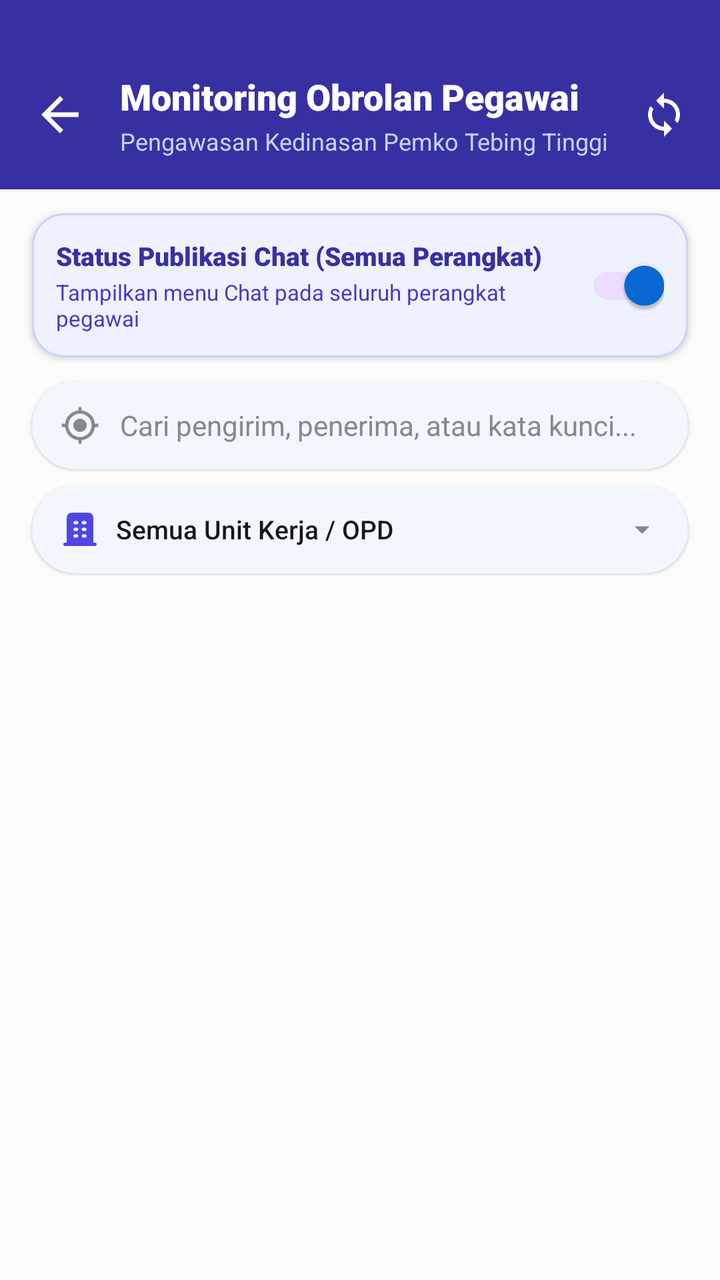
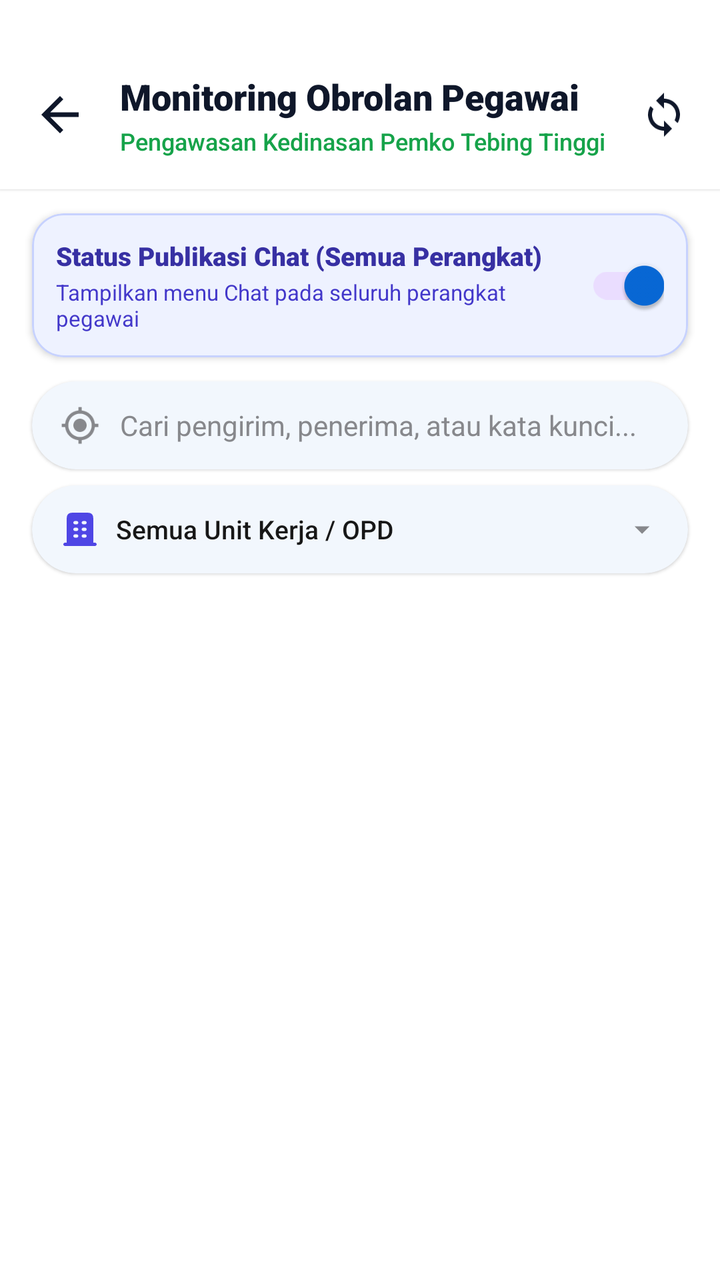

Screens rendered from an Android XML layout before and after an edit, with the pre-edit source and the edit as a unified diff.
<!-- AndroidManifest.xml: application theme Theme.AppPemko -->
<!-- res/layout/activity_chat_monitoring.xml -->
<?xml version="1.0" encoding="utf-8"?>
<LinearLayout xmlns:android="http://schemas.android.com/apk/res/android"
    xmlns:app="http://schemas.android.com/apk/res-auto"
    android:layout_width="match_parent"
    android:layout_height="match_parent"
    android:background="@color/background_main"
    android:orientation="vertical">

    
    <LinearLayout
        android:layout_width="match_parent"
        android:layout_height="wrap_content"
        android:background="#3730A3"
        android:orientation="horizontal"
        android:paddingHorizontal="16dp"
        android:paddingTop="36dp"
        android:paddingBottom="16dp"
        android:gravity="center_vertical">

        <ImageView
            android:id="@+id/ivBackMonitoring"
            android:layout_width="28dp"
            android:layout_height="28dp"
            android:src="@drawable/ic_arrow_back"
            app:tint="@color/putih"
            android:background="?attr/selectableItemBackgroundBorderless"
            android:clickable="true"
            android:focusable="true"
            android:contentDescription="Kembali"/>

        <LinearLayout
            android:layout_width="0dp"
            android:layout_height="wrap_content"
            android:layout_weight="1"
            android:layout_marginStart="16dp"
            android:orientation="vertical">

            <TextView
                android:layout_width="wrap_content"
                android:layout_height="wrap_content"
                android:text="Monitoring Obrolan Pegawai"
                android:textColor="@color/putih"
                android:textSize="18sp"
                android:fontFamily="sans-serif-black"/>

            <TextView
                android:layout_width="wrap_content"
                android:layout_height="wrap_content"
                android:layout_marginTop="2dp"
                android:text="Pengawasan Kedinasan Pemko Tebing Tinggi"
                android:textColor="#C7D2FE"
                android:textSize="12sp"
                android:fontFamily="sans-serif"/>
        </LinearLayout>

        <ImageView
            android:id="@+id/ivRefreshMonitoring"
            android:layout_width="24dp"
            android:layout_height="24dp"
            android:src="@drawable/ic_sync2"
            app:tint="@color/putih"
            android:background="?attr/selectableItemBackgroundBorderless"
            android:clickable="true"
            android:focusable="true"
            android:contentDescription="Refresh"/>
    </LinearLayout>

    
    <com.google.android.material.card.MaterialCardView
        android:id="@+id/cvMasterToggleContainer"
        android:layout_width="match_parent"
        android:layout_height="wrap_content"
        android:layout_marginHorizontal="16dp"
        android:layout_marginTop="12dp"
        app:cardCornerRadius="16dp"
        app:cardElevation="2dp"
        app:strokeWidth="1dp"
        app:strokeColor="#C7D2FE"
        app:cardBackgroundColor="#EEF2FF">

        <LinearLayout
            android:layout_width="match_parent"
            android:layout_height="wrap_content"
            android:gravity="center_vertical"
            android:orientation="horizontal"
            android:padding="12dp">

            <LinearLayout
                android:layout_width="0dp"
                android:layout_height="wrap_content"
                android:layout_weight="1"
                android:orientation="vertical">

                <TextView
                    android:id="@+id/tvMasterToggleTitle"
                    android:layout_width="wrap_content"
                    android:layout_height="wrap_content"
                    android:text="Status Publikasi Chat (Semua Perangkat)"
                    android:textColor="#3730A3"
                    android:textSize="13sp"
                    android:fontFamily="sans-serif-black"/>

                <TextView
                    android:id="@+id/tvMasterToggleDesc"
                    android:layout_width="wrap_content"
                    android:layout_height="wrap_content"
                    android:layout_marginTop="2dp"
                    android:text="Tampilkan menu Chat pada seluruh perangkat pegawai"
                    android:textColor="#4338CA"
                    android:textSize="11sp"
                    android:fontFamily="sans-serif"/>
            </LinearLayout>

            <com.google.android.material.switchmaterial.SwitchMaterial
                android:id="@+id/switchGlobalChatMaster"
                android:layout_width="wrap_content"
                android:layout_height="wrap_content"
                android:checked="true"
                app:useMaterialThemeColors="true"/>
        </LinearLayout>
    </com.google.android.material.card.MaterialCardView>

    
    <com.google.android.material.card.MaterialCardView
        android:layout_width="match_parent"
        android:layout_height="44dp"
        android:layout_marginHorizontal="16dp"
        android:layout_marginTop="12dp"
        android:layout_marginBottom="8dp"
        app:cardCornerRadius="22dp"
        app:cardElevation="1dp"
        app:strokeWidth="0dp">

        <LinearLayout
            android:layout_width="match_parent"
            android:layout_height="match_parent"
            android:gravity="center_vertical"
            android:orientation="horizontal"
            android:paddingHorizontal="14dp">

            <ImageView
                android:layout_width="20dp"
                android:layout_height="20dp"
                android:src="@drawable/ic_search_location"
                app:tint="@color/text_hint"
                android:contentDescription="Cari"/>

            <EditText
                android:id="@+id/etSearchMonitoring"
                android:layout_width="match_parent"
                android:layout_height="match_parent"
                android:layout_marginStart="10dp"
                android:background="@null"
                android:hint="Cari pengirim, penerima, atau kata kunci..."
                android:textColor="@color/text_primary"
                android:textColorHint="@color/text_hint"
                android:textSize="14sp"
                android:fontFamily="sans-serif"
                android:inputType="text"/>
        </LinearLayout>
    </com.google.android.material.card.MaterialCardView>

    
    <com.google.android.material.card.MaterialCardView
        android:id="@+id/cvOpdFilterMonitoring"
        android:layout_width="match_parent"
        android:layout_height="44dp"
        android:layout_marginHorizontal="16dp"
        android:layout_marginBottom="8dp"
        app:cardCornerRadius="22dp"
        app:cardElevation="1dp"
        app:strokeWidth="0dp"
        android:clickable="true"
        android:focusable="true">

        <LinearLayout
            android:layout_width="match_parent"
            android:layout_height="match_parent"
            android:gravity="center_vertical"
            android:orientation="horizontal"
            android:paddingHorizontal="14dp">

            <ImageView
                android:layout_width="20dp"
                android:layout_height="20dp"
                android:src="@drawable/ic_locasi_office"
                app:tint="#4F46E5"
                android:contentDescription="Unit Kerja / OPD"/>

            <TextView
                android:id="@+id/tvSelectedOpdMonitoringName"
                android:layout_width="0dp"
                android:layout_height="wrap_content"
                android:layout_weight="1"
                android:layout_marginStart="8dp"
                android:text="Semua Unit Kerja / OPD"
                android:textColor="@color/text_primary"
                android:textSize="13sp"
                android:fontFamily="sans-serif-medium"
                android:maxLines="1"
                android:ellipsize="end"/>

            <ImageView
                android:layout_width="18dp"
                android:layout_height="18dp"
                android:src="@drawable/ic_arrow_down"
                app:tint="@color/text_hint"
                android:contentDescription="Pilih OPD"/>
        </LinearLayout>
    </com.google.android.material.card.MaterialCardView>

    <FrameLayout
        android:layout_width="match_parent"
        android:layout_height="match_parent">

        <androidx.recyclerview.widget.RecyclerView
            android:id="@+id/rvMonitoringList"
            android:layout_width="match_parent"
            android:layout_height="match_parent"
            android:clipToPadding="false"
            android:paddingVertical="8dp"/>

        <ProgressBar
            android:id="@+id/pbMonitoring"
            android:layout_width="wrap_content"
            android:layout_height="wrap_content"
            android:layout_gravity="center"/>

        
        <LinearLayout
            android:id="@+id/llEmptyMonitoring"
            android:layout_width="match_parent"
            android:layout_height="wrap_content"
            android:layout_gravity="center"
            android:gravity="center"
            android:orientation="vertical"
            android:paddingHorizontal="32dp"
            android:visibility="gone">

            <ImageView
                android:layout_width="72dp"
                android:layout_height="72dp"
                android:src="@drawable/ic_mail"
                app:tint="@color/text_hint"
                android:contentDescription="Kosong"/>

            <TextView
                android:layout_width="wrap_content"
                android:layout_height="wrap_content"
                android:layout_marginTop="16dp"
                android:text="Tidak Ada Data Monitoring"
                android:textColor="@color/text_primary"
                android:textSize="16sp"
                android:fontFamily="sans-serif-black"/>

            <TextView
                android:layout_width="wrap_content"
                android:layout_height="wrap_content"
                android:layout_marginTop="6dp"
                android:gravity="center"
                android:text="Belum ada riwayat pesan pegawai yang sesuai dengan kriteria pencarian atau filter yang dipilih."
                android:textColor="@color/text_secondary"
                android:textSize="13sp"
                android:fontFamily="sans-serif"/>
        </LinearLayout>

    </FrameLayout>
</LinearLayout>
<!-- resources referenced by this layout -->
<resources>
  <color name="background_main">#FBFBFB</color>
  <color name="putih">#FFFFFF</color>
  <color name="text_hint">#87888c</color>
  <color name="text_primary">#171717</color>
  <color name="text_secondary">#454545</color>
  <!-- drawable ic_arrow_back (drawable) -->
  <?xml version="1.0" encoding="utf-8"?>
  <vector xmlns:android="http://schemas.android.com/apk/res/android"
      android:width="24dp"
      android:height="24dp"
      android:viewportWidth="24"
      android:viewportHeight="24">
      <path
          android:fillColor="#FFFFFFFF"
          android:pathData="M20,11H7.83l5.59,-5.59L12,4l-8,8 8,8 1.41,-1.41L7.83,13H20v-2z" />
  </vector>
  <!-- drawable ic_arrow_down (drawable) -->
  <vector android:height="24dp" android:tint="@color/biru"
      android:viewportHeight="24" android:viewportWidth="24"
      android:width="24dp" xmlns:android="http://schemas.android.com/apk/res/android">
      <path android:fillColor="@android:color/white" android:pathData="M7,10l5,5 5,-5z"/>
  </vector>
  <!-- drawable ic_search_location (drawable) -->
  <vector android:height="24dp"
      android:viewportHeight="24" android:viewportWidth="24"
      android:width="24dp" xmlns:android="http://schemas.android.com/apk/res/android">
      <path android:fillColor="#F1F1F1" android:pathData="M12,8c-2.21,0 -4,1.79 -4,4s1.79,4 4,4 4,-1.79 4,-4 -1.79,-4 -4,-4zM20.94,11c-0.46,-4.17 -3.77,-7.48 -7.94,-7.94L13,1h-2v2.06C6.83,3.52 3.52,6.83 3.06,11L1,11v2h2.06c0.46,4.17 3.77,7.48 7.94,7.94L11,23h2v-2.06c4.17,-0.46 7.48,-3.77 7.94,-7.94L23,13v-2h-2.06zM12,19c-3.87,0 -7,-3.13 -7,-7s3.13,-7 7,-7 7,3.13 7,7 -3.13,7 -7,7z"/>
  </vector>
  <!-- drawable ic_sync2 (drawable) -->
  <vector android:height="24dp" android:tint="@color/biru"
      android:viewportHeight="24" android:viewportWidth="24"
      android:width="24dp" xmlns:android="http://schemas.android.com/apk/res/android">
      <path android:fillColor="@android:color/white" android:pathData="M12,4L12,1L8,5l4,4L12,6c3.31,0 6,2.69 6,6 0,1.01 -0.25,1.97 -0.7,2.8l1.46,1.46C19.54,15.03 20,13.57 20,12c0,-4.42 -3.58,-8 -8,-8zM12,18c-3.31,0 -6,-2.69 -6,-6 0,-1.01 0.25,-1.97 0.7,-2.8L5.24,7.74C4.46,8.97 4,10.43 4,12c0,4.42 3.58,8 8,8v3l4,-4 -4,-4v3z"/>
  </vector>
  <style name="Theme.AppPemko" parent="Base.Theme.AppPemko">
          <item name="android:textColor">@color/text_primary</item>
      </style>
  <color name="biru">#008DDA</color>
  <style name="Base.Theme.AppPemko" parent="Theme.Material3.DayNight.NoActionBar">
          <item name="colorPrimary">@color/primary_brand</item>
          <item name="colorOnPrimary">@color/on_primary_brand</item>
          <item name="colorSecondary">@color/brand_secondary</item>
          <item name="colorOnSecondary">@color/white</item>
          <item name="colorSurface">@color/surface_main</item>
          <item name="colorOnSurface">@color/text_primary</item>
          <item name="colorSurfaceVariant">@color/surface_variant</item>
          <item name="colorOnSurfaceVariant">@color/text_secondary</item>
          <item name="android:statusBarColor">@color/primary_brand</item>
          <item name="android:windowBackground">@color/background_main</item>
          <item name="android:fontFamily">sans-serif</item>
          <item name="android:windowAnimationStyle">@style/Animation.App.Activity</item>
      </style>
  <color name="primary_brand">#0869D8</color>
  <color name="on_primary_brand">#FFFFFF</color>
  <color name="brand_secondary">#E91E63</color>
  <color name="white">#FFFFFF</color>
  <color name="surface_main">#FFFFFF</color>
  <color name="surface_variant">#F4F4F4</color>
  <style name="Animation.App.Activity" parent="@android:style/Animation.Activity">
          <item name="android:activityOpenEnterAnimation">@anim/slide_in_right</item>
          <item name="android:activityOpenExitAnimation">@anim/slide_out_left</item>
          <item name="android:activityCloseEnterAnimation">@anim/slide_in_left</item>
          <item name="android:activityCloseExitAnimation">@anim/slide_out_right</item>
      </style>
  <!-- unchanged entries left out for length: 2 -->
</resources>

<!-- the commit's change to res/layout/activity_chat_monitoring.xml (unified diff, before → after) -->
@@ -3,14 +3,15 @@
     xmlns:app="http://schemas.android.com/apk/res-auto"
     android:layout_width="match_parent"
     android:layout_height="match_parent"
-    android:background="@color/background_main"
+    android:background="#FFFFFF"
     android:orientation="vertical">
 
     
     <LinearLayout
         android:layout_width="match_parent"
         android:layout_height="wrap_content"
-        android:background="#3730A3"
+        android:background="#FFFFFF"
+        android:elevation="1dp"
         android:orientation="horizontal"
         android:paddingHorizontal="16dp"
         android:paddingTop="36dp"
@@ -22,7 +23,7 @@
             android:layout_width="28dp"
             android:layout_height="28dp"
             android:src="@drawable/ic_arrow_back"
-            app:tint="@color/putih"
+            app:tint="#0F172A"
             android:background="?attr/selectableItemBackgroundBorderless"
             android:clickable="true"
             android:focusable="true"
@@ -39,7 +40,7 @@
                 android:layout_width="wrap_content"
                 android:layout_height="wrap_content"
                 android:text="Monitoring Obrolan Pegawai"
-                android:textColor="@color/putih"
+                android:textColor="#0F172A"
                 android:textSize="18sp"
                 android:fontFamily="sans-serif-black"/>
 
@@ -48,9 +49,9 @@
                 android:layout_height="wrap_content"
                 android:layout_marginTop="2dp"
                 android:text="Pengawasan Kedinasan Pemko Tebing Tinggi"
-                android:textColor="#C7D2FE"
+                android:textColor="#16A34A"
                 android:textSize="12sp"
-                android:fontFamily="sans-serif"/>
+                android:fontFamily="sans-serif-medium"/>
         </LinearLayout>
 
         <ImageView
@@ -58,7 +59,7 @@
             android:layout_width="24dp"
             android:layout_height="24dp"
             android:src="@drawable/ic_sync2"
-            app:tint="@color/putih"
+            app:tint="#0F172A"
             android:background="?attr/selectableItemBackgroundBorderless"
             android:clickable="true"
             android:focusable="true"
@@ -224,7 +225,8 @@
             android:id="@+id/pbMonitoring"
             android:layout_width="wrap_content"
             android:layout_height="wrap_content"
-            android:layout_gravity="center"/>
+            android:layout_gravity="center"
+            android:indeterminateTint="#16A34A"/>
 
         
         <LinearLayout
<!-- resource entries referenced after the edit -->
@@ -1,7 +1,6 @@
 <!-- resources referenced by this layout -->
 <resources>
   <color name="background_main">#FBFBFB</color>
-  <color name="putih">#FFFFFF</color>
   <color name="text_hint">#87888c</color>
   <color name="text_primary">#171717</color>
   <color name="text_secondary">#454545</color>
